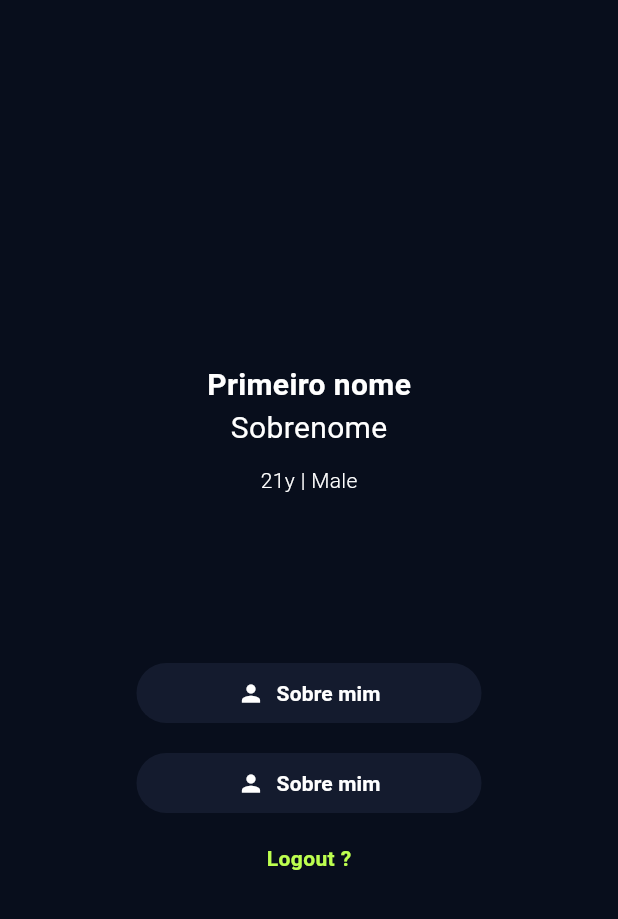
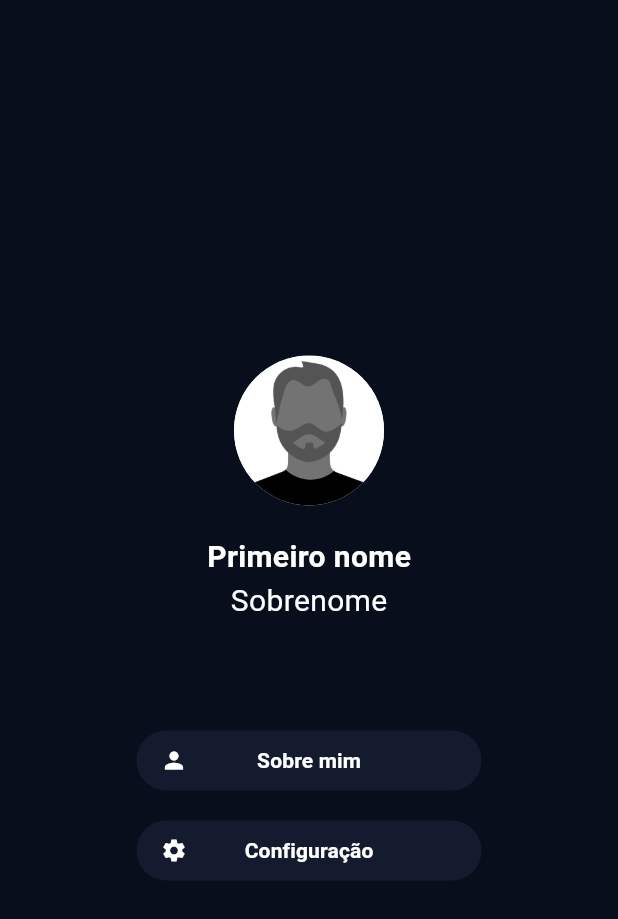
Before and after one commit to LucasMarmittCatarino/Sonho_Saudavel, a Flutter app: the ProfileScreen screen opened directly, on a phone screen of 412 x 824 dp. Shown: the top 919 px of the screen. Run offline on Flutter 3.47's test engine with Material 3 defaults, Android fonts, the phone set to English and light mode, and no system bars.

Commit message:
feat: new design for profileScreen

```diff
--- a/lib/screens/ProfileScreen/profile_screen.dart
+++ b/lib/screens/ProfileScreen/profile_screen.dart
@@ -1,5 +1,4 @@
 import 'package:flutter/material.dart';
-import '../LoginScreens/auth_screen.dart';
 
 class ProfileScreen extends StatelessWidget {
   const ProfileScreen({super.key});
@@ -13,39 +12,42 @@ class ProfileScreen extends StatelessWidget {
           mainAxisAlignment: MainAxisAlignment.center,
           children: [
 
-            const SizedBox(
-              height: 200,
+            Container(
+              height: 250,
+              alignment: Alignment.topCenter,
               child: Column(
                 children: <Widget>[
 
-                  Text(
+                  Container(
+                    width: 100,
+                    height: 100,
+                    decoration: const BoxDecoration(
+                      color: Colors.white,
+                      shape: BoxShape.circle,
+                    ),
+                    child: ClipOval(
+                      child: Image.asset(
+                        'lib/assets/png/profile_man.png',
+                        fit: BoxFit.cover,
+                      ),
+                    )
+                  ),
+
+                  const SizedBox(height: 20,),
+
+                  const Text(
                     'Primeiro nome',
                     style: TextStyle(fontSize: 20, fontWeight: FontWeight.bold, color: Colors.white),
                   ),
 
-                  Text(
+                  const Text(
                     'Sobrenome',
                     style: TextStyle(fontSize: 20, fontWeight: FontWeight.w400, color: Colors.white),
                   ),
 
-                  SizedBox(
+                  const SizedBox(
                     height: 10,
                   ),
-
-                  Row(
-                    mainAxisAlignment: MainAxisAlignment.center,
-                    children: [
-                      Text(
-                        '21y | ',
-                        style: TextStyle(fontSize: 14, fontWeight: FontWeight.w300, color: Colors.white),
-                      ),
-
-                      Text(
-                        'Male',
-                        style: TextStyle(fontSize: 14, fontWeight: FontWeight.w300, color: Colors.white),
-                      ),
-                    ],
-                  )
                 ],
               ),
             ),
@@ -55,21 +57,26 @@ class ProfileScreen extends StatelessWidget {
               height: 40,
               child: TextButton(
                 onPressed: () {
-                  //Tela de informações da conta
+                  // Ação do botão
                 },
                 style: TextButton.styleFrom(
                   backgroundColor: const Color(0xFF141B2E),
+                  padding: const EdgeInsets.symmetric(horizontal: 16),
                 ),
-                child: const Row(
-                  mainAxisSize: MainAxisSize.min,
+                child: const Stack(
                   children: [
-                    Icon(Icons.person, color: Colors.white),
-                    SizedBox(width: 8),
-                    Text(
+                    Align(
+                      alignment: Alignment.centerLeft,
+                      child: Icon(Icons.person, color: Colors.white),
+                    ),
+                    Align(
+                      alignment: Alignment.center,
+                      child: Text(
                         'Sobre mim',
                         style: TextStyle(
                           color: Colors.white,
                           fontWeight: FontWeight.w600,
+                        ),
                       ),
                     ),
                   ],
@@ -84,45 +91,29 @@ class ProfileScreen extends StatelessWidget {
               height: 40,
               child: TextButton(
                 onPressed: () {
-                  //Tela de
+                  // Ação do botão
                 },
                 style: TextButton.styleFrom(
                   backgroundColor: const Color(0xFF141B2E),
+                  padding: const EdgeInsets.symmetric(horizontal: 16),
                 ),
-                child: const Row(
-                  mainAxisSize: MainAxisSize.min,
+                child: const Stack(
                   children: [
-                    Icon(Icons.person, color: Colors.white),
-                    SizedBox(width: 8),
-                    Text(
-                      'Sobre mim',
+                    Align(
+                      alignment: Alignment.centerLeft,
+                      child: Icon(Icons.settings, color: Colors.white),
+                    ),
+                    Align(
+                      alignment: Alignment.center,
+                      child: Text(
+                        'Configuração',
                         style: TextStyle(
                           color: Colors.white,
                           fontWeight: FontWeight.w600,
                         ),
                       ),
+                    ),
                   ],
-                ),
-              ),
-            ),
-
-
-            const SizedBox(height: 20),
-
-            GestureDetector(
-              onTap: () {
-                Navigator.push(
-                  context,
-                    MaterialPageRoute(
-                    builder: (context) => const AuthScreen(),
-                    ),
-                  );
-              },
-              child: const Text(
-                'Logout ?',
-                style: TextStyle(
-                  fontWeight: FontWeight.w600,
-                  color: Color(0xFFBDFF4F),
                 ),
               ),
             ),
--- a/pubspec.yaml
+++ b/pubspec.yaml
@@ -22,4 +22,7 @@ dev_dependencies:
   flutter_lints: ^2.0.0
 
 flutter:
+  assets:
+    - lib/assets/png/profile_man.png
+    - lib/assets/png/profile_woman.png
   uses-material-design: true
```
Also changed, not shown: lib/assets/png/profile_man.png (added), lib/assets/png/profile_woman.png (added). Lines whose indentation alone changed are shown as unchanged.
